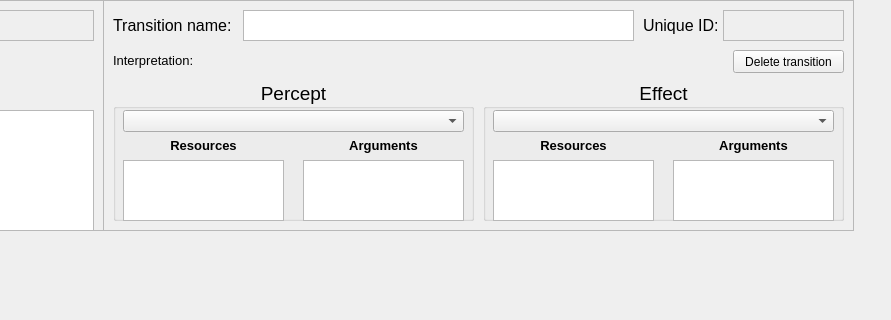
The window that editor/UI/UI_NetworkContainer.ui (leiftiger/EG_Tools) describes before a commit, drawn with Qt 5; both pictures show x 647 to 1538 and y 0 to 320 of the 1538 by 510 pixel window.
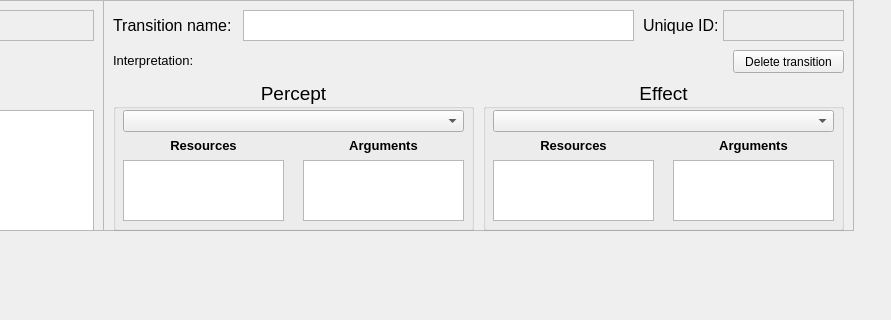
The same window after the commit.

Commit message: Minor cosmetic improvement of group box look

The edit to the form file:
```diff
--- a/editor/UI/UI_NetworkContainer.ui
+++ b/editor/UI/UI_NetworkContainer.ui
@@ -478,7 +478,7 @@
       <x>10</x>
       <y>80</y>
       <width>361</width>
-      <height>141</height>
+      <height>151</height>
      </rect>
     </property>
     <property name="font">
@@ -590,7 +590,7 @@
       <x>380</x>
       <y>80</y>
       <width>361</width>
-      <height>141</height>
+      <height>151</height>
      </rect>
     </property>
     <property name="font">
```
